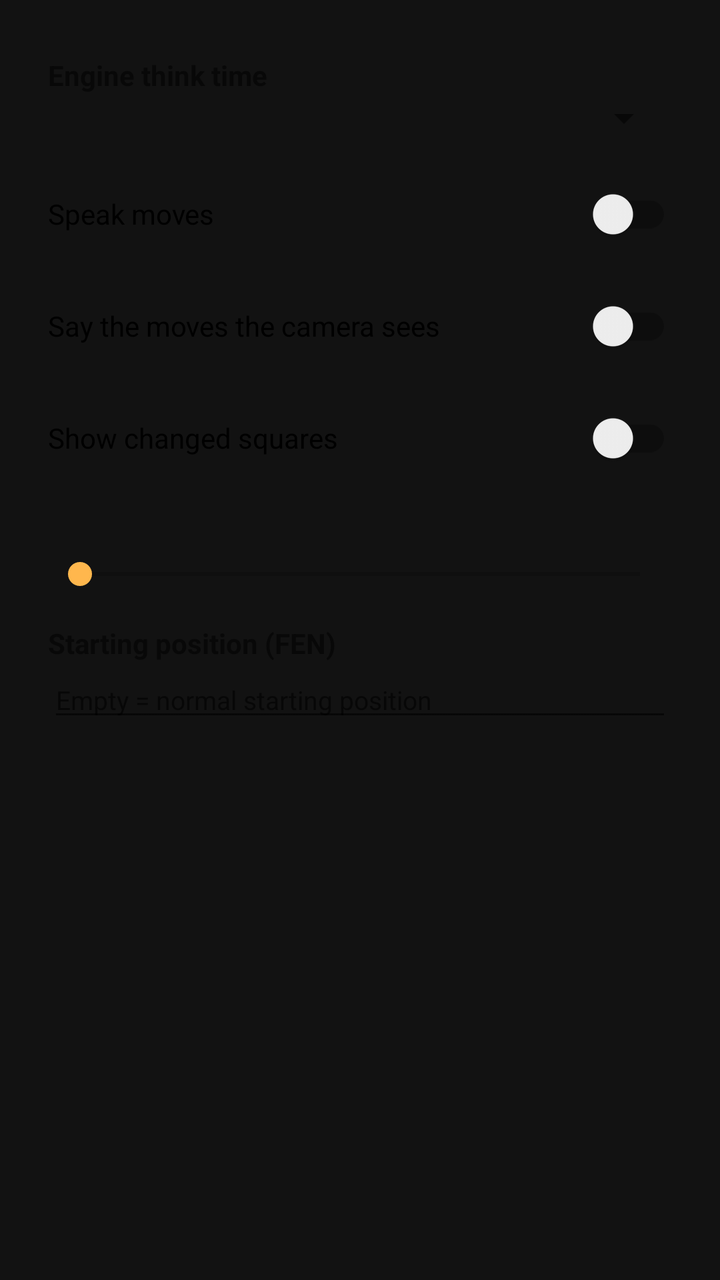
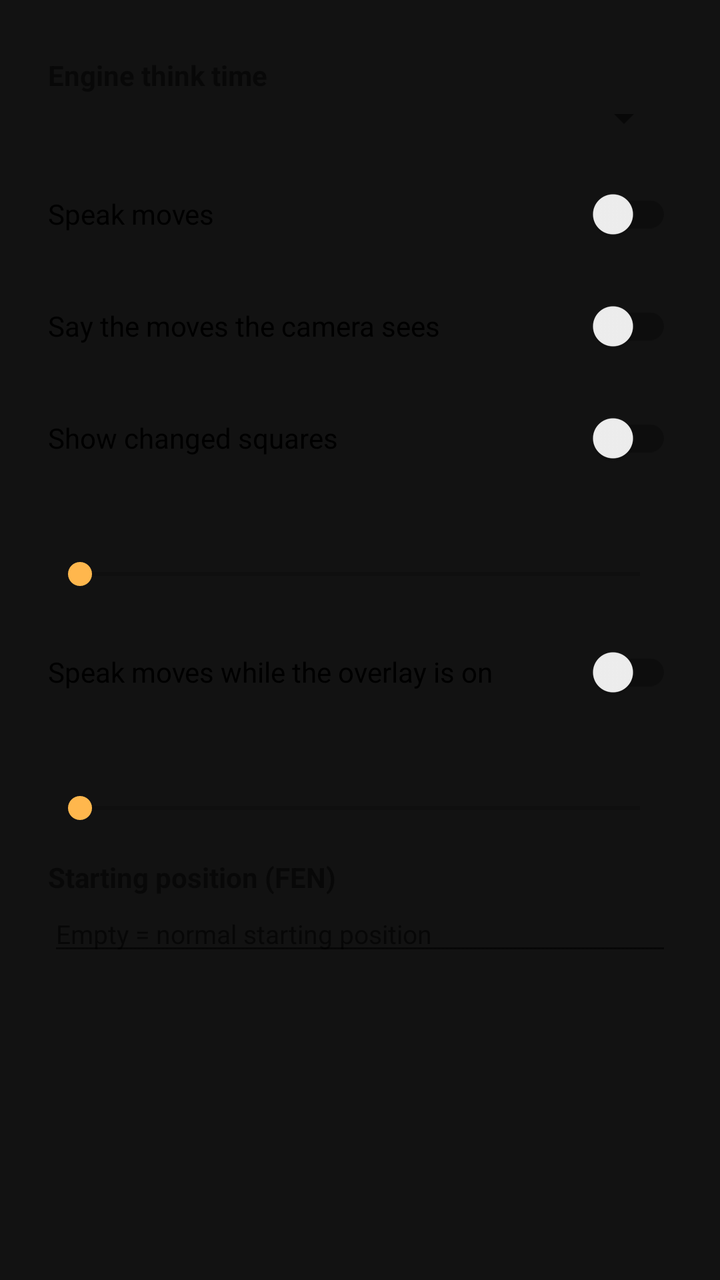

The first picture is an Android layout as it rendered before a commit; the second is the same layout after the commit. The layout source and the unified diff follow.
<!-- AndroidManifest.xml: application theme Theme.ChessCam -->
<!-- res/layout/dialog_settings.xml -->
<?xml version="1.0" encoding="utf-8"?>
<ScrollView xmlns:android="http://schemas.android.com/apk/res/android"
    android:layout_width="match_parent"
    android:layout_height="wrap_content">

    <LinearLayout
        android:layout_width="match_parent"
        android:layout_height="wrap_content"
        android:orientation="vertical"
        android:paddingHorizontal="24dp"
        android:paddingTop="12dp">

        <TextView
            style="@style/SettingLabel"
            android:text="@string/think_time" />

        <Spinner
            android:id="@+id/thinkTime"
            android:layout_width="match_parent"
            android:layout_height="wrap_content" />

        <androidx.appcompat.widget.SwitchCompat
            android:id="@+id/voice"
            android:layout_width="match_parent"
            android:layout_height="wrap_content"
            android:layout_marginTop="12dp"
            android:text="@string/voice" />

        <androidx.appcompat.widget.SwitchCompat
            android:id="@+id/announceOpponent"
            android:layout_width="match_parent"
            android:layout_height="wrap_content"
            android:layout_marginTop="8dp"
            android:text="@string/announce_opponent" />

        <androidx.appcompat.widget.SwitchCompat
            android:id="@+id/showChanges"
            android:layout_width="match_parent"
            android:layout_height="wrap_content"
            android:layout_marginTop="8dp"
            android:text="@string/show_changes" />

        <TextView
            android:id="@+id/sensitivityLabel"
            style="@style/SettingLabel" />

        <SeekBar
            android:id="@+id/sensitivity"
            android:layout_width="match_parent"
            android:layout_height="wrap_content"
            android:max="15" />

        <TextView
            style="@style/SettingLabel"
            android:text="@string/start_fen" />

        <EditText
            android:id="@+id/startFen"
            android:layout_width="match_parent"
            android:layout_height="wrap_content"
            android:hint="@string/start_fen_hint"
            android:importantForAutofill="no"
            android:inputType="text"
            android:textSize="13sp" />
    </LinearLayout>
</ScrollView>
<!-- resources referenced by this layout -->
<resources>
  <string name="announce_opponent">Say the moves the camera sees</string>
  <string name="show_changes">Show changed squares</string>
  <string name="start_fen">Starting position (FEN)</string>
  <string name="start_fen_hint">Empty = normal starting position</string>
  <string name="think_time">Engine think time</string>
  <string name="voice">Speak moves</string>
  <style name="SettingLabel">
          <item name="android:layout_width">match_parent</item>
          <item name="android:layout_height">wrap_content</item>
          <item name="android:layout_marginTop">16dp</item>
          <item name="android:textStyle">bold</item>
      </style>
  <style name="Theme.ChessCam" parent="Theme.MaterialComponents.DayNight.NoActionBar">
          <item name="colorPrimary">@color/primary</item>
          <item name="colorSecondary">@color/accent</item>
          <item name="android:windowBackground">@color/background</item>
          <item name="android:statusBarColor">@color/background</item>
          <item name="android:navigationBarColor">@color/background</item>
      </style>
  <color name="primary">#2E7D32</color>
  <color name="accent">#FFB74D</color>
  <color name="background">#121212</color>
</resources>

<!-- the commit's change to res/layout/dialog_settings.xml (unified diff, before → after) -->
@@ -50,6 +50,23 @@
             android:layout_height="wrap_content"
             android:max="15" />
 
+        <androidx.appcompat.widget.SwitchCompat
+            android:id="@+id/overlayVoice"
+            android:layout_width="match_parent"
+            android:layout_height="wrap_content"
+            android:layout_marginTop="16dp"
+            android:text="@string/overlay_voice" />
+
+        <TextView
+            android:id="@+id/overlayOpacityLabel"
+            style="@style/SettingLabel" />
+
+        <SeekBar
+            android:id="@+id/overlayOpacity"
+            android:layout_width="match_parent"
+            android:layout_height="wrap_content"
+            android:max="8" />
+
         <TextView
             style="@style/SettingLabel"
             android:text="@string/start_fen" />
<!-- resource entries referenced after the edit -->
@@ -1,6 +1,7 @@
 <!-- resources referenced by this layout -->
 <resources>
   <string name="announce_opponent">Say the moves the camera sees</string>
+  <string name="overlay_voice">Speak moves while the overlay is on</string>
   <string name="show_changes">Show changed squares</string>
   <string name="start_fen">Starting position (FEN)</string>
   <string name="start_fen_hint">Empty = normal starting position</string>
